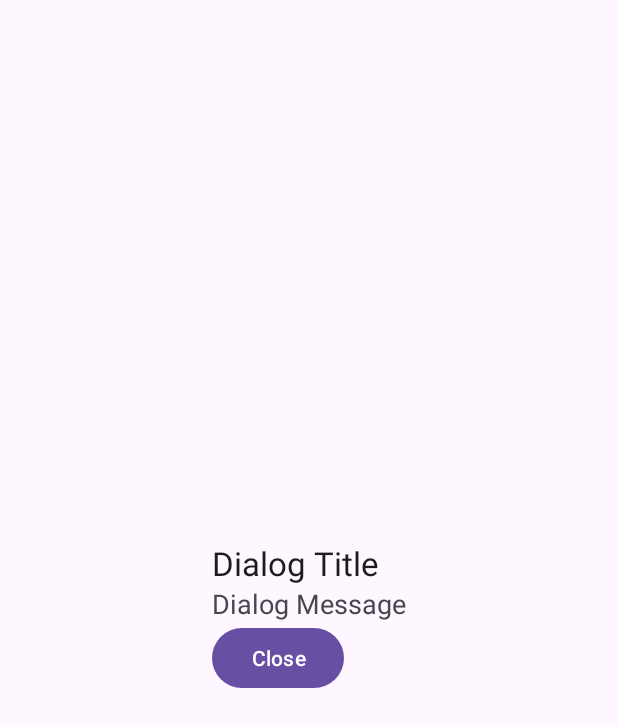
After one commit to swidwicky/tictactoeGame, an Android app: the layout dialog_text_message.xml on its own in the app's theme, with its tools: preview values and no code run, on a phone screen of 412 x 824 dp. The commit adds this screen. Shown: the top 727 px of the screen. Run offline under Robolectric (Android 15) with nearby library versions, the phone set to English and light mode, and no system bars.

Commit message:
Added the x and o and dialog box

```diff
--- /dev/null
+++ b/app/src/main/res/layout/dialog_text_message.xml
@@ -0,0 +1,32 @@
+<!-- res/layout/dialog_title_message.xml -->
+<LinearLayout
+    xmlns:android="http://schemas.android.com/apk/res/android"
+    android:layout_width="wrap_content"
+    android:layout_height="wrap_content"
+    android:orientation="vertical"
+    android:layout_gravity="center"
+    android:padding="16dp">
+
+    <!-- TextView for the dialog title -->
+    <TextView
+        android:id="@+id/dialogTitleTextView"
+        android:layout_width="wrap_content"
+        android:layout_height="wrap_content"
+        android:text="Dialog Title"
+        android:textAppearance="?android:attr/textAppearanceLarge" />
+
+    <!-- TextView for the dialog message -->
+    <TextView
+        android:id="@+id/dialogMessageTextView"
+        android:layout_width="wrap_content"
+        android:layout_height="wrap_content"
+        android:text="Dialog Message"
+        android:textAppearance="?android:attr/textAppearanceMedium" />
+
+    <Button
+        android:id="@+id/closeButton"
+        android:layout_width="wrap_content"
+        android:layout_height="wrap_content"
+        android:text="Close"
+        android:onClick="onCloseButtonClick" />
+</LinearLayout>
```
Also changed, not shown: app/src/main/java/com/example/tictactoegame/Fragments/CustomDialogFragment.java (added, +59 -0 lines), app/src/main/java/com/example/tictactoegame/Fragments/GameFragment.java (+73 -7 lines), app/src/main/java/com/example/tictactoegame/Fragments/WinDialogFragment.java (deleted, +0 -40 lines), app/src/main/res/layout/win_dialog.xml (deleted, +0 -17 lines).
